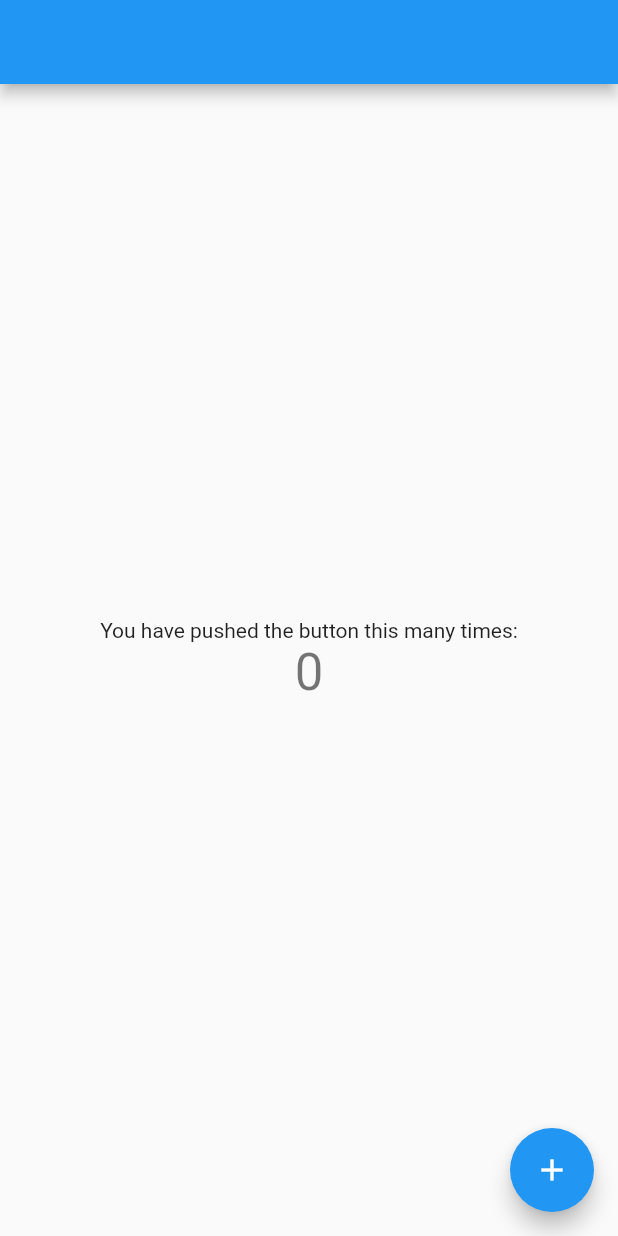
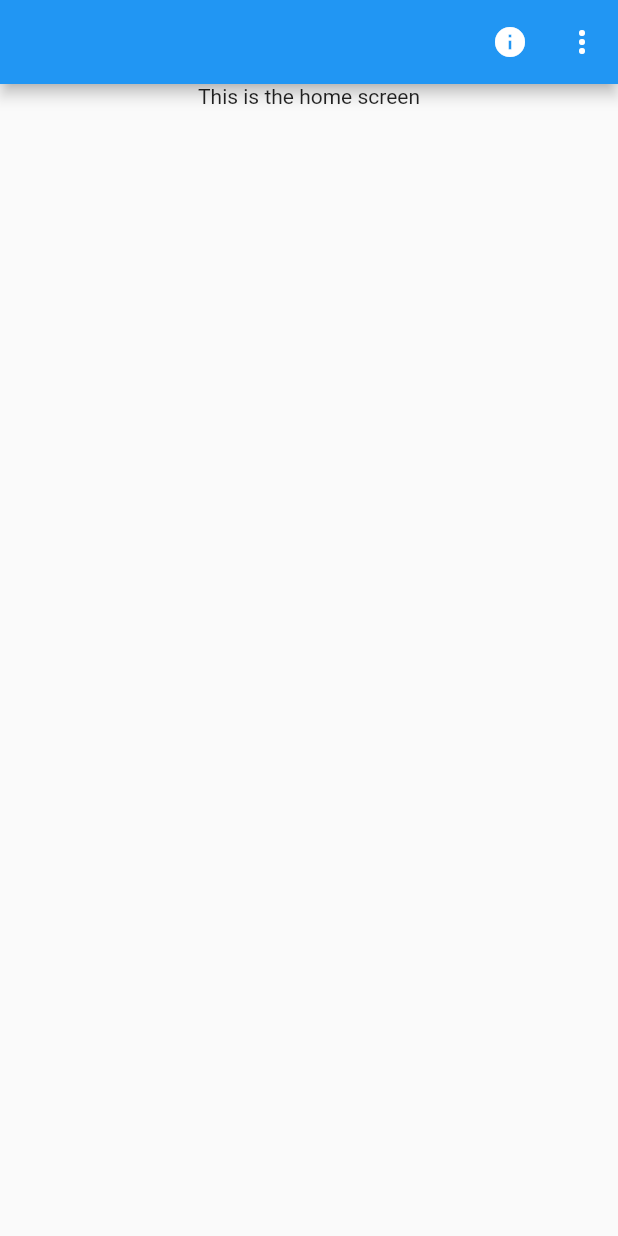
Before and after one commit to ArneDuyver/RutgerhofApp, a Flutter app: the MyHomePage screen opened directly with empty values, on a phone screen of 412 x 824 dp. Run offline on Flutter 3.47's test engine with Material 2 defaults, Android fonts, the phone set to English and light mode, and no system bars.

Commit message:
homeScreen, InfoScreen and menu added

```diff
--- a/lib/main.dart
+++ b/lib/main.dart
@@ -1,32 +1,37 @@
 import 'package:flutter/material.dart';
+
+import './screens/home_screen/home_screen.dart';
+import './screens/info_screen/info_screen.dart';
+import './strings.dart';
 
 void main() {
   runApp(MyApp());
 }
 
 class MyApp extends StatelessWidget {
-  // This widget is the root of your application.
+  static final Strings strings = Strings.getInstance(
+    lang: Strings.nederlands,
+  );
+
+  var routes = <String, WidgetBuilder>{
+    InfoScreen.routeName: (BuildContext context) =>
+        new InfoScreen(title: strings.infoScreenTitle),
+    MyHomePage.routeName: (BuildContext context) =>
+        new MyHomePage(title: strings.homeScreenTitle),
+  };
+
   @override
   Widget build(BuildContext context) {
     return MaterialApp(
-      title: 'Flutter Demo',
+      title: strings.appTitle,
       theme: ThemeData(
-        // This is the theme of your application.
-        //
-        // Try running your application with "flutter run". You'll see the
-        // application has a blue toolbar. Then, without quitting the app, try
-        // changing the primarySwatch below to Colors.green and then invoke
-        // "hot reload" (press "r" in the console where you ran "flutter run",
-        // or simply save your changes to "hot reload" in a Flutter IDE).
-        // Notice that the counter didn't reset back to zero; the application
-        // is not restarted.
         primarySwatch: Colors.blue,
-        // This makes the visual density adapt to the platform that you run
-        // the app on. For desktop platforms, the controls will be smaller and
-        // closer together (more dense) than on mobile platforms.
         visualDensity: VisualDensity.adaptivePlatformDensity,
       ),
-      home: MyHomePage(title: 'Flutter Demo Home Page'),
+      home: MyHomePage(
+        title: strings.homeScreenTitle,
+      ),
+      routes: routes,
     );
   }
 }
--- a/lib/screens/home_screen/home_screen.dart
+++ b/lib/screens/home_screen/home_screen.dart
@@ -1,86 +1,42 @@
 import 'package:flutter/material.dart';
+import 'package:my_own_soundboard/screens/info_screen/info_screen.dart';
+import 'package:my_own_soundboard/screens/widgets/menu.dart';
 
 class MyHomePage extends StatefulWidget {
-  MyHomePage({Key key, this.title}) : super(key: key);
-
-  // This widget is the home page of your application. It is stateful, meaning
-  // that it has a State object (defined below) that contains fields that affect
-  // how it looks.
-
-  // This class is the configuration for the state. It holds the values (in this
-  // case the title) provided by the parent (in this case the App widget) and
-  // used by the build method of the State. Fields in a Widget subclass are
-  // always marked "final".
+  static const String routeName = "/MyHomePage";
 
   final String title;
+
+  MyHomePage({Key key, this.title}) : super(key: key);
 
   @override
   _MyHomePageState createState() => _MyHomePageState();
 }
 
 class _MyHomePageState extends State<MyHomePage> {
-  int _counter = 0;
-
-  void _incrementCounter() {
-    setState(() {
-      // This call to setState tells the Flutter framework that something has
-      // changed in this State, which causes it to rerun the build method below
-      // so that the display can reflect the updated values. If we changed
-      // _counter without calling setState(), then the build method would not be
-      // called again, and so nothing would appear to happen.
-      _counter++;
-    });
-  }
-
   @override
   Widget build(BuildContext context) {
-    // This method is rerun every time setState is called, for instance as done
-    // by the _incrementCounter method above.
-    //
-    // The Flutter framework has been optimized to make rerunning build methods
-    // fast, so that you can just rebuild anything that needs updating rather
-    // than having to individually change instances of widgets.
     return Scaffold(
       appBar: AppBar(
-        // Here we take the value from the MyHomePage object that was created by
-        // the App.build method, and use it to set our appbar title.
         title: Text(widget.title),
+        actions: <Widget>[
+          IconButton(
+            icon: Icon(Icons.info),
+            onPressed: () {
+              Navigator.pushReplacementNamed(context, InfoScreen.routeName);
+            },
+          ),
+          Menu(),
+        ],
       ),
-      body: Center(
-        // Center is a layout widget. It takes a single child and positions it
-        // in the middle of the parent.
-        child: Column(
-          // Column is also a layout widget. It takes a list of children and
-          // arranges them vertically. By default, it sizes itself to fit its
-          // children horizontally, and tries to be as tall as its parent.
-          //
-          // Invoke "debug painting" (press "p" in the console, choose the
-          // "Toggle Debug Paint" action from the Flutter Inspector in Android
-          // Studio, or the "Toggle Debug Paint" command in Visual Studio Code)
-          // to see the wireframe for each widget.
-          //
-          // Column has various properties to control how it sizes itself and
-          // how it positions its children. Here we use mainAxisAlignment to
-          // center the children vertically; the main axis here is the vertical
-          // axis because Columns are vertical (the cross axis would be
-          // horizontal).
-          mainAxisAlignment: MainAxisAlignment.center,
-          children: <Widget>[
-            Text(
-              'You have pushed the button this many times:',
-            ),
-            Text(
-              '$_counter',
-              style: Theme.of(context).textTheme.headline4,
-            ),
-          ],
-        ),
+      //TODO: make it pretty
+      body: Column(
+        children: <Widget>[
+          Center(
+            child: Text("This is the home screen"),
+          ),
+        ],
       ),
-      floatingActionButton: FloatingActionButton(
-        onPressed: _incrementCounter,
-        tooltip: 'Increment',
-        child: Icon(Icons.add),
-      ), // This trailing comma makes auto-formatting nicer for build methods.
     );
   }
 }
--- /dev/null
+++ b/lib/screens/widgets/menu.dart
@@ -0,0 +1,34 @@
+import 'package:flutter/material.dart';
+
+import 'package:my_own_soundboard/screens/info_screen/info_screen.dart';
+import 'package:my_own_soundboard/strings.dart';
+
+class Menu extends StatelessWidget {
+  Strings strings = Strings.getInstance(lang: "nl");
+  BuildContext context;
+
+  @override
+  Widget build(BuildContext context) {
+    this.context = context;
+    return PopupMenuButton(
+      icon: Icon(Icons.more_vert),
+      onSelected: itemAction,
+      itemBuilder: (BuildContext context) {
+        return strings.menuItems.map((String item) {
+          return PopupMenuItem<String>(
+            value: item,
+            child: Text(item),
+          );
+        }).toList();
+      },
+    );
+  }
+
+  void itemAction(String item) {
+    if (item == strings.menuSettings) {
+      print("u pressed settings");
+    } else if (item == strings.menuInfo) {
+      Navigator.pushReplacementNamed(context, InfoScreen.routeName);
+    }
+  }
+}
--- /dev/null
+++ b/lib/strings.dart
@@ -0,0 +1,39 @@
+class Strings {
+  static const String nederlands = "nl";
+  static const String english = "en";
+
+  static Strings _instance;
+
+  String appTitle, homeScreenTitle, infoScreenTitle, menuSettings, menuInfo;
+  List<String> menuItems;
+
+  Strings._language(String lang) {
+    appTitle = "My Own Soundboard";
+    infoScreenTitle = "Info";
+    menuInfo = "info";
+
+    if (lang == nederlands) {
+      homeScreenTitle = "Hoofdscherm";
+      menuSettings = "Instellingen";
+    } else {
+      homeScreenTitle = "Homescreen";
+      menuSettings = "Settings";
+    }
+
+    menuItems = <String>[
+      menuSettings,
+      menuInfo,
+    ];
+  }
+
+  static Strings getInstance({String lang}) {
+    if (_instance == null) {
+      if (lang == null) {
+        _instance = Strings._language(lang);
+      } else {
+        _instance = Strings._language("en");
+      }
+    }
+    return _instance;
+  }
+}
```
Also changed, not shown: lib/screens/info_screen/info_screen.dart (added, +42 -0 lines), pubspec.yaml (+3 -7 lines), lib/models/model.dart (added).
